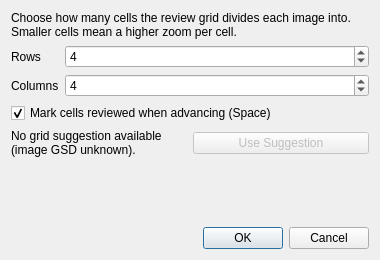
MEJOR-Technologies/automated-drone-image-analysis-tool, file resources/views/images/viewer/GridReviewDialog.ui: the form before one commit.
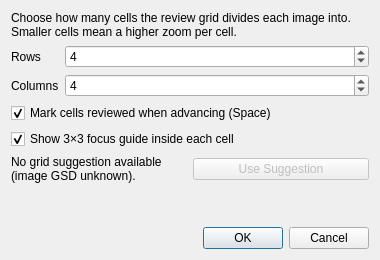
The form after the commit.

Commit message: feat: 3x3 focus guide inside the active grid review cell

Patch:
```diff
--- a/resources/views/images/viewer/GridReviewDialog.ui
+++ b/resources/views/images/viewer/GridReviewDialog.ui
@@ -78,6 +78,19 @@
      </property>
     </widget>
    </item>
+   <item>
+    <widget class="QCheckBox" name="subGuideCheckBox">
+     <property name="toolTip">
+      <string>Draw a 3×3 guide inside the active cell to focus your scan. Visual only — it does not change what gets reviewed.</string>
+     </property>
+     <property name="text">
+      <string>Show 3×3 focus guide inside each cell</string>
+     </property>
+     <property name="checked">
+      <bool>true</bool>
+     </property>
+    </widget>
+   </item>
    <item>
     <layout class="QHBoxLayout" name="suggestionLayout">
      <item>
```
The commit also changes 8 other files.
